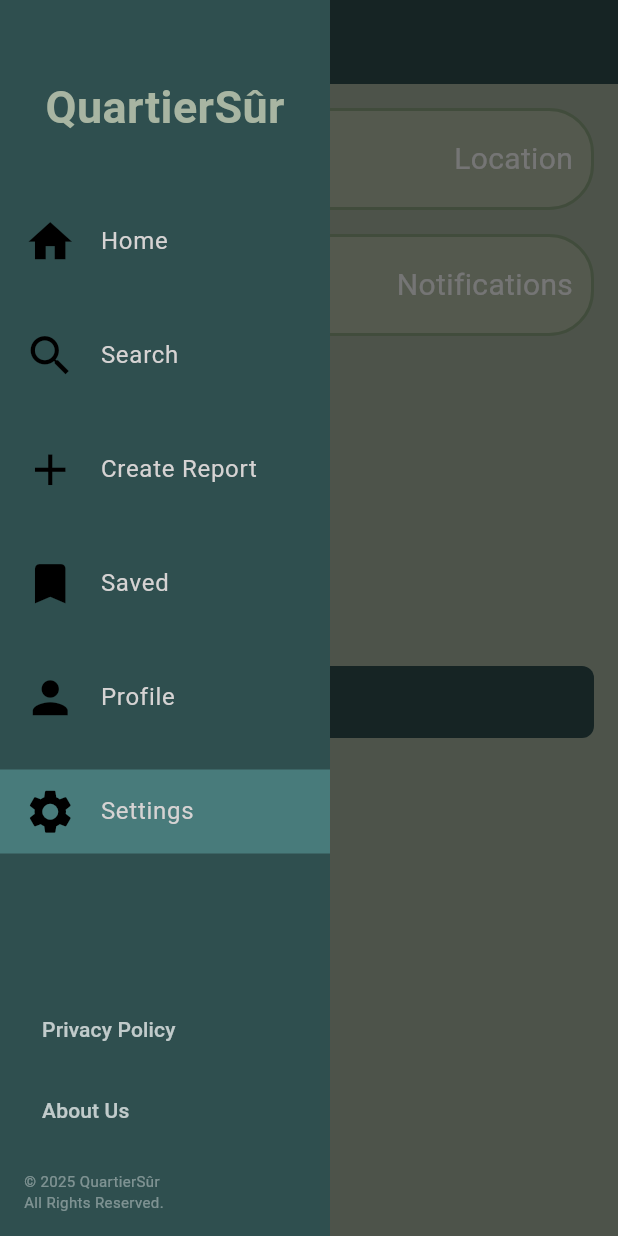
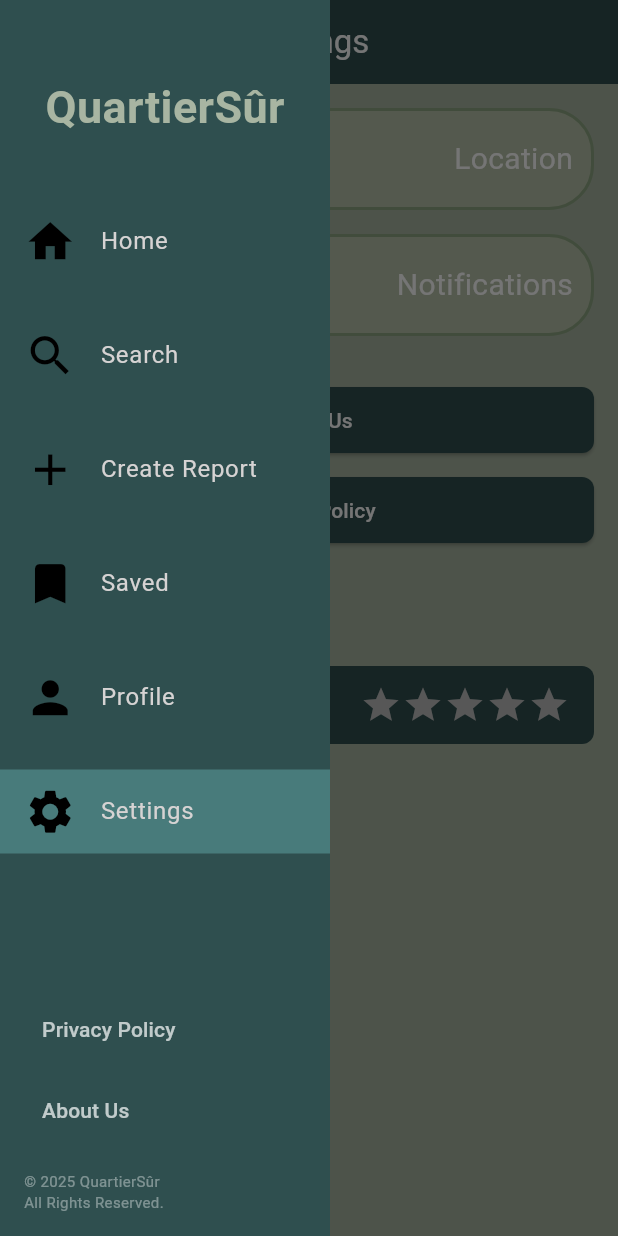
Before and after one commit to KaiRafie/AppDev, a Flutter app: the SettingsPage screen opened directly, in the side drawer, after a tap on "About Us", on a phone screen of 412 x 824 dp. Run offline on Flutter 3.47's test engine with Material 3 defaults, Android fonts, the phone set to English and light mode, and no system bars; our stand-ins replace cloud_firestore, firebase_core, flutter_local_notifications, geocoding, geolocator; accounts and stored records are empty.

Commit message:
complete settings page

```diff
--- a/lib/settings/settingspage.dart
+++ b/lib/settings/settingspage.dart
@@ -1,12 +1,13 @@
 import 'package:flutter/material.dart';
 import 'package:quartier_sur/components/sidebar.dart';
+import 'package:quartier_sur/prehomepage/loginpage.dart';
+import 'package:quartier_sur/settings/aboutus.dart';
+import 'package:quartier_sur/settings/privacypolicypage.dart';
 import '../system/notification_service.dart';
 import 'package:cloud_firestore/cloud_firestore.dart';
-import 'package:location/location.dart' as loc;
 import 'package:geocoding/geocoding.dart';
 import '../system/userSession.dart';
-
-
+import 'package:geolocator/geolocator.dart';
 
 class SettingsPage extends StatefulWidget {
   const SettingsPage({super.key});
@@ -17,9 +18,8 @@
 
 class _SettingsPageState extends State<SettingsPage> {
   bool locationEnabled = false;
-  final loc.Location _location = loc.Location();
   bool notificationsEnabled = false;
-  double rating = 5.0;
+  double rating = 0.0;
   final montrealAreas = [
     'Ahuntsic-Cartierville',
     'Anjou',
@@ -39,7 +39,7 @@
     'Saint-Léonard',
     'Verdun',
     'Ville-Marie',
-    'Villeray–Saint-Michel–Parc-Extension'
+    'Villeray–Saint-Michel–Parc-Extension',
   ];
 
   String matchArea(String? rawArea) {
@@ -52,41 +52,69 @@
 
   Future<void> _determineLocation() async {
     try {
-      bool serviceEnabled = await _location.serviceEnabled();
+      bool serviceEnabled = await Geolocator.isLocationServiceEnabled();
       if (!serviceEnabled) {
-        serviceEnabled = await _location.requestService();
+        print("Location services are disabled.");
+        return;
       }
 
-      loc.PermissionStatus permissionGranted = await _location.hasPermission();
-      if (permissionGranted == loc.PermissionStatus.denied) {
-        permissionGranted = await _location.requestPermission();
+      LocationPermission permission = await Geolocator.checkPermission();
+      if (permission == LocationPermission.denied) {
+        permission = await Geolocator.requestPermission();
+        if (permission == LocationPermission.denied) {
+          print("Location permission denied.");
+          return;
+        }
       }
 
-      if (serviceEnabled && permissionGranted == loc.PermissionStatus.granted) {
-        loc.LocationData locationData = await _location.getLocation();
-        double latitude = locationData.latitude!;
-        double longitude = locationData.longitude!;
+      if (permission == LocationPermission.deniedForever) {
+        print("Location permission permanently denied.");
+        return;
+      }
 
-        List<Placemark> placemarks = await placemarkFromCoordinates(latitude, longitude);
-        String? rawArea = placemarks.first.subLocality ?? placemarks.first.locality;
-        String matchedArea = matchArea(rawArea);
+      Position position = await Geolocator.getCurrentPosition();
+      double latitude = position.latitude;
+      double longitude = position.longitude;
 
-        await FirebaseFirestore.instance.collection('users').doc(UserSession.username).set({
+      final placemarks = await placemarkFromCoordinates(latitude, longitude);
+
+      if (placemarks.isEmpty) {
+        print("No placemarks found.");
+        return;
+      }
+
+      final Placemark firstPlacemark = placemarks.first;
+      final String? subLocality = firstPlacemark.subLocality;
+      final String? locality = firstPlacemark.locality;
+
+      if (subLocality == null && locality == null) {
+        print("Both subLocality and locality are null.");
+        return;
+      }
+
+      final String matchedArea = matchArea(subLocality ?? locality);
+
+      await FirebaseFirestore.instance
+          .collection('users')
+          .doc(UserSession.username)
+          .set({
         'locationEnabled': true,
         'location': matchedArea,
       }, SetOptions(merge: true));
 
-        print("✅ Borough saved: $matchedArea");
-      }
-    } catch (e) {
-      print("❌ Error fetching location: $e");
+      print("Borough saved: $matchedArea");
+    } catch (e, stack) {
+      print("Error fetching location: $e");
+      print("Stacktrace: $stack");
     }
   }
 
   void _onSwitchChangedNotification(bool value) async {
+    if (mounted) {
       setState(() {
         notificationsEnabled = value;
       });
+    }
     try {
       await FirebaseFirestore.instance
           .collection('users')
@@ -100,16 +128,19 @@
       NotificationService().showNotification(
         id: 0,
         title: 'Notifications Enabled',
-        body: 'You turned on notifications. Now you can receive notifications\n'
+        body:
+        'You turned on notifications. Now you can receive notifications\n'
             'about new incidents in your area.',
       );
     }
   }
 
   void _onSwitchChangedLocation(bool value) async {
+    if (mounted) {
       setState(() {
         locationEnabled = value;
       });
+    }
     try {
       await FirebaseFirestore.instance
           .collection('users')
@@ -122,25 +153,35 @@
     if (value) {
       await _determineLocation();
     } else {
-      await FirebaseFirestore.instance.collection('users').doc(UserSession.username).set({
-        'location_enabled': false,
-      }, SetOptions(merge: true));
+      await FirebaseFirestore.instance
+          .collection('users')
+          .doc(UserSession.username)
+          .set({'locationEnabled': false}, SetOptions(merge: true));
     }
-
   }
 
   Future<void> _enableLocationService() async {
-    bool serviceEnabled = await _location.serviceEnabled();
+    bool serviceEnabled = await Geolocator.isLocationServiceEnabled();
     if (!serviceEnabled) {
-      serviceEnabled = await _location.requestService();
+      print('Location services are disabled.');
+      return;
     }
 
-    loc.PermissionStatus permissionGranted = await _location.hasPermission();
-    if (permissionGranted == loc.PermissionStatus.denied) {
-      permissionGranted = await _location.requestPermission();
+    LocationPermission permission = await Geolocator.checkPermission();
+    if (permission == LocationPermission.denied) {
+      permission = await Geolocator.requestPermission();
+      if (permission == LocationPermission.denied) {
+        print('Location permission denied.');
+        return;
+      }
     }
 
-    if (serviceEnabled && permissionGranted == loc.PermissionStatus.granted) {
+    if (permission == LocationPermission.deniedForever) {
+      print('Location permission permanently denied.');
+      return;
+    }
+
+    if (mounted) {
       setState(() {
         locationEnabled = true;
       });
@@ -148,14 +189,19 @@
   }
 
   Future<void> _loadLocationPreference() async {
-    final doc = await FirebaseFirestore.instance.collection('users')
-        .doc(UserSession.username).get();
+    final doc =
+    await FirebaseFirestore.instance
+        .collection('users')
+        .doc(UserSession.username)
+        .get();
 
     if (doc.exists && doc.data()!.containsKey('locationEnabled')) {
       final enabled = doc['locationEnabled'] as bool;
+      if (mounted) {
         setState(() {
           locationEnabled = enabled;
         });
+      }
 
       if (enabled) {
         _enableLocationService();
@@ -166,19 +212,66 @@
 
   void _loadNotificationSetting() async {
     try {
-      final doc = await FirebaseFirestore.instance
+      final doc =
+      await FirebaseFirestore.instance
           .collection('users')
           .doc(UserSession.username)
           .get();
 
       if (doc.exists) {
+        if (mounted) {
           setState(() {
             notificationsEnabled = doc.data()?['notificationsEnabled'] ?? false;
           });
         }
+      }
     } catch (e) {
       print("Failed to load Firestore setting: $e");
     }
+  }
+
+  Future<void> _updateRating(double rating) async {
+    try {
+      await FirebaseFirestore.instance
+          .collection('users')
+          .doc(UserSession.username)
+          .update({'rateUs': rating});
+      print("Rating updated to $rating");
+    } catch (e) {
+      print("Failed to update rating: $e");
+    }
+  }
+
+  Future<void> _loadRating() async {
+    try {
+      final doc =
+      await FirebaseFirestore.instance
+          .collection('users')
+          .doc(UserSession.username)
+          .get();
+
+      if (doc.exists) {
+        final data = doc.data();
+        if (data != null && data.containsKey('rateUs')) {
+          final savedRating = data['rateUs'];
+          if (savedRating is num) {
+            setState(() {
+              rating = savedRating.toDouble();
+            });
+            print("Loaded saved rating: $rating");
+          }
+        }
+      }
+    } catch (e) {
+      print("Failed to load rating: $e");
+    }
+  }
+
+  _signOut(BuildContext context) {
+    UserSession.username = null;
+
+    Navigator.pushReplacement(context,
+        MaterialPageRoute(builder: (context) => LoginPage()));
   }
 
   @override
@@ -186,29 +279,31 @@
     super.initState();
     _loadNotificationSetting();
     _loadLocationPreference();
+    _loadRating();
   }
 
   @override
   Widget build(BuildContext context) {
     return Scaffold(
-      drawer: SideBar(selectedIndex: 5,),
+      drawer: SideBar(selectedIndex: 5),
       appBar: AppBar(
         backgroundColor: const Color(0xFF2F4F4F),
-        title: const Text('Settings'),
+        title: const Text('Settings', style: TextStyle(color: Colors.white)),
+        centerTitle: true,
       ),
       backgroundColor: const Color(0xFFA8B5A2),
       body: Padding(
         padding: const EdgeInsets.all(16.0),
         child: Column(
-          crossAxisAlignment: CrossAxisAlignment.start,
           children: [
+            Expanded(
+              child: ListView(
+                children: [
+                  // Location Switch
                   Container(
                     padding: const EdgeInsets.symmetric(horizontal: 12, vertical: 8),
                     decoration: BoxDecoration(
-                border: Border.all(
-                  color: const Color(0xFF8EA682),
-                  width: 2,
-                ),
+                      border: Border.all(color: const Color(0xFF8EA682), width: 2),
                       color: const Color(0xFFB7C2A9),
                       borderRadius: BorderRadius.circular(30),
                     ),
@@ -220,8 +315,8 @@
                             borderRadius: BorderRadius.circular(30),
                             boxShadow: [
                               BoxShadow(
-                          color: Colors.grey.withValues(red: 0, green: 0, blue: 0, alpha: 0.15),
-                          offset: Offset(2, 6),
+                                color: Colors.grey.withOpacity(0.15),
+                                offset: const Offset(2, 6),
                                 spreadRadius: 0.25,
                                 blurRadius: 5,
                               ),
@@ -229,44 +324,30 @@
                           ),
                           child: SwitchTheme(
                             data: SwitchThemeData(
-                        thumbColor: WidgetStateProperty.all(Color(0xFFB7C2A9)),
+                              thumbColor: WidgetStateProperty.all(const Color(0xFFB7C2A9)),
                               trackColor: WidgetStateProperty.resolveWith<Color>((states) {
-                          if (states.contains(WidgetState.selected)) {
-                            return Colors.black; // ON -> Black
-                          }
-                          return Colors.white; // OFF -> White
+                                return states.contains(WidgetState.selected) ? Colors.black : Colors.white;
                               }),
-                        overlayColor: WidgetStateProperty.all(Colors.transparent),
-                        trackOutlineColor: WidgetStateProperty.all(Colors.transparent),
-                        thumbIcon: WidgetStateProperty.all(null),
                             ),
                             child: Switch(
                               value: locationEnabled,
-                        onChanged: _onSwitchChangedLocation
+                              onChanged: _onSwitchChangedLocation,
                             ),
                           ),
                         ),
                         const SizedBox(width: 8),
-                  const Text(
-                    'Location',
-                    style: TextStyle(
-                        color: Colors.white,
-                      fontSize: 20
-                    ),
-                  ),
+                        const Text('Location', style: TextStyle(color: Colors.white, fontSize: 20)),
                       ],
                     ),
                   ),
 
                   const SizedBox(height: 16),
 
+                  // Notification Switch
                   Container(
                     padding: const EdgeInsets.symmetric(horizontal: 12, vertical: 8),
                     decoration: BoxDecoration(
-                border: Border.all(
-                  color: const Color(0xFF8EA682),
-                  width: 2,
-                ),
+                      border: Border.all(color: const Color(0xFF8EA682), width: 2),
                       color: const Color(0xFFB7C2A9),
                       borderRadius: BorderRadius.circular(30),
                     ),
@@ -278,8 +359,8 @@
                             borderRadius: BorderRadius.circular(30),
                             boxShadow: [
                               BoxShadow(
-                          color: Colors.grey.withValues(red: 0, green: 0, blue: 0, alpha: 0.15),
-                          offset: Offset(2, 6),
+                                color: Colors.grey.withOpacity(0.15),
+                                offset: const Offset(2, 6),
                                 spreadRadius: 0.25,
                                 blurRadius: 5,
                               ),
@@ -287,16 +368,10 @@
                           ),
                           child: SwitchTheme(
                             data: SwitchThemeData(
-                        thumbColor: WidgetStateProperty.all(Color(0xFFB7C2A9)),
+                              thumbColor: WidgetStateProperty.all(const Color(0xFFB7C2A9)),
                               trackColor: WidgetStateProperty.resolveWith<Color>((states) {
-                          if (states.contains(WidgetState.selected)) {
-                            return Colors.black;
-                          }
-                          return Colors.white;
+                                return states.contains(WidgetState.selected) ? Colors.black : Colors.white;
                               }),
-                        overlayColor: WidgetStateProperty.all(Colors.transparent),
-                        trackOutlineColor: WidgetStateProperty.all(Colors.transparent),
-                        thumbIcon: WidgetStateProperty.all(null),
                             ),
                             child: Switch(
                               value: notificationsEnabled,
@@ -305,13 +380,7 @@
                           ),
                         ),
                         const SizedBox(width: 8),
-                  const Text(
-                    'Notifications',
-                    style: TextStyle(
-                        color: Colors.white,
-                        fontSize: 20
-                    ),
-                  ),
+                        const Text('Notifications', style: TextStyle(color: Colors.white, fontSize: 20)),
                       ],
                     ),
                   ),
@@ -320,33 +389,35 @@
 
                   // About Us Button
                   ElevatedButton(
-              onPressed: () {},
+                    onPressed: () {
+                      Navigator.pushReplacement(context, MaterialPageRoute(builder: (context) => AboutUsPage()));
+                    },
                     style: ElevatedButton.styleFrom(
                       backgroundColor: const Color(0xFF2F4F4F),
-                shape: RoundedRectangleBorder(
-                  borderRadius: BorderRadius.circular(8),
-                ),
+                      shape: RoundedRectangleBorder(borderRadius: BorderRadius.circular(8)),
                       padding: const EdgeInsets.symmetric(horizontal: 24, vertical: 12),
                     ),
-              child: const Text('About Us', style: TextStyle(color: Colors.white),),
+                    child: const Text('About Us', style: TextStyle(color: Colors.white)),
                   ),
 
                   const SizedBox(height: 12),
 
                   // Privacy Policy Button
                   ElevatedButton(
-              onPressed: () {},
+                    onPressed: () {
+                      Navigator.pushReplacement(context, MaterialPageRoute(builder: (context) => PrivacyPolicyPage()));
+                    },
                     style: ElevatedButton.styleFrom(
                       backgroundColor: const Color(0xFF2F4F4F),
-                shape: RoundedRectangleBorder(
-                  borderRadius: BorderRadius.circular(8),
-                ),
+                      shape: RoundedRectangleBorder(borderRadius: BorderRadius.circular(8)),
                       padding: const EdgeInsets.symmetric(horizontal: 24, vertical: 12),
                     ),
-              child: const Text('Privacy Policy', style: TextStyle(color: Colors.white),),
+                    child: const Text('Privacy Policy', style: TextStyle(color: Colors.white)),
                   ),
-            SizedBox(height: 80,),
-            // Rate Us Section
+
+                  const SizedBox(height: 80),
+
+                  // Rating bar
                   Container(
                     padding: const EdgeInsets.symmetric(horizontal: 16, vertical: 12),
                     decoration: BoxDecoration(
@@ -354,12 +425,25 @@
                       borderRadius: BorderRadius.circular(8),
                     ),
                     child: Row(
+                      mainAxisAlignment: MainAxisAlignment.spaceBetween,
                       children: [
                         const Text('Rate Us', style: TextStyle(color: Colors.white)),
-                  const SizedBox(width: 16),
                         Row(
                           children: List.generate(5, (index) {
-                      return const Icon(Icons.star, color: Colors.amber, size: 24);
+                            final starIndex = index + 1;
+                            return GestureDetector(
+                              onTap: () {
+                                setState(() {
+                                  rating = starIndex.toDouble();
+                                });
+                                _updateRating(rating);
+                              },
+                              child: Icon(
+                                Icons.star,
+                                color: rating >= starIndex ? Colors.amber : Colors.grey[400],
+                                size: 28,
+                              ),
+                            );
                           }),
                         ),
                       ],
@@ -372,14 +456,31 @@
                   const Row(
                     mainAxisAlignment: MainAxisAlignment.start,
                     children: [
-                Text(
-                  'App Version 1.0.0.1',
-                  style: TextStyle(color: Colors.black54),
-                ),
+                      Text('App Version 1.0.0.1', style: TextStyle(color: Colors.black54)),
                     ],
                   ),
+                  const SizedBox(height: 16),
+                ],
+              ),
+            ),
 
-            const SizedBox(height: 16),
+            // Sign Out Button
+            Align(
+              alignment: Alignment.bottomLeft,
+              child: ElevatedButton.icon(
+                onPressed: () {
+                  _signOut(context);
+                },
+                icon: const Icon(Icons.logout),
+                label: const Text('Sign Out'),
+                style: ElevatedButton.styleFrom(
+                  backgroundColor: const Color(0xFF8B0000),
+                  foregroundColor: Colors.white,
+                  padding: const EdgeInsets.symmetric(horizontal: 20, vertical: 12),
+                  shape: RoundedRectangleBorder(borderRadius: BorderRadius.circular(10)),
+                ),
+              ),
+            ),
           ],
         ),
       ),
```
Lines whose indentation alone changed are shown as unchanged.
